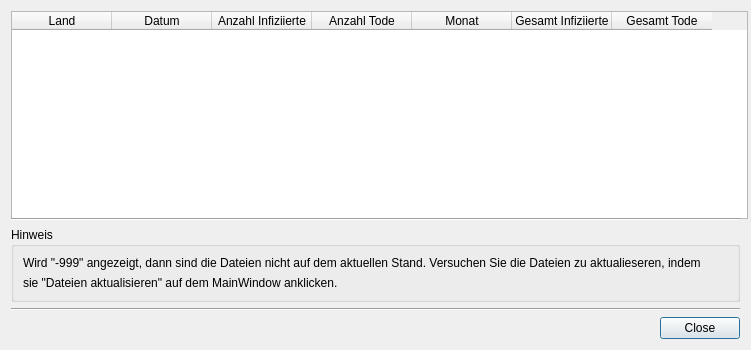
First picture: the form in src/dbvorschau.ui, repository JosephBisso/Starlink, before the edit.
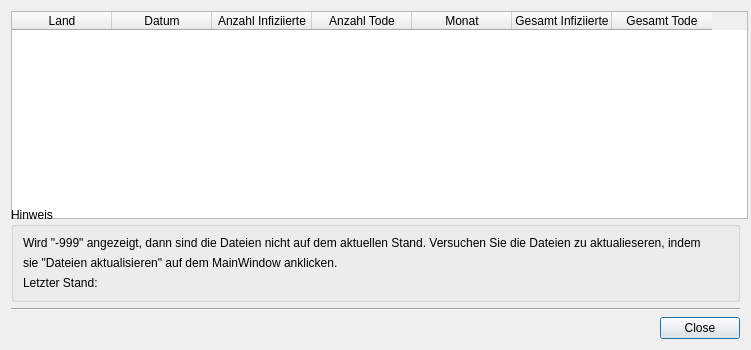
Second picture: the form after the edit.

Commit message: Letzter Stand für Vorschau hinzugefügt

The edit to the form file:
```diff
--- a/src/dbvorschau.ui
+++ b/src/dbvorschau.ui
@@ -71,33 +71,33 @@
      </column>
     </widget>
    </item>
-   <item>
-    <widget class="Line" name="line">
-     <property name="orientation">
-      <enum>Qt::Horizontal</enum>
-     </property>
-    </widget>
-   </item>
    <item>
     <widget class="QGroupBox" name="groupBox">
      <property name="title">
       <string>Hinweis</string>
      </property>
-     <layout class="QVBoxLayout" name="verticalLayout_4">
-      <item>
-       <widget class="QLabel" name="label">
-        <property name="text">
-         <string>Wird &quot;-999&quot; angezeigt, dann sind die Dateien nicht auf dem aktuellen Stand. Versuchen Sie die Dateien zu aktualieseren, indem</string>
-        </property>
-       </widget>
-      </item>
-      <item>
+     <layout class="QGridLayout" name="gridLayout">
+      <item row="1" column="0">
        <widget class="QLabel" name="label_2">
         <property name="text">
          <string>sie &quot;Dateien aktualisieren&quot; auf dem MainWindow anklicken.</string>
         </property>
        </widget>
       </item>
+      <item row="0" column="0">
+       <widget class="QLabel" name="label">
+        <property name="text">
+         <string>Wird &quot;-999&quot; angezeigt, dann sind die Dateien nicht auf dem aktuellen Stand. Versuchen Sie die Dateien zu aktualieseren, indem</string>
+        </property>
+       </widget>
+      </item>
+      <item row="2" column="0">
+       <widget class="QLabel" name="dbVorschauStand">
+        <property name="text">
+         <string>Letzter Stand: </string>
+        </property>
+       </widget>
+      </item>
      </layout>
     </widget>
    </item>
```
The commit also changes 2 other files.
